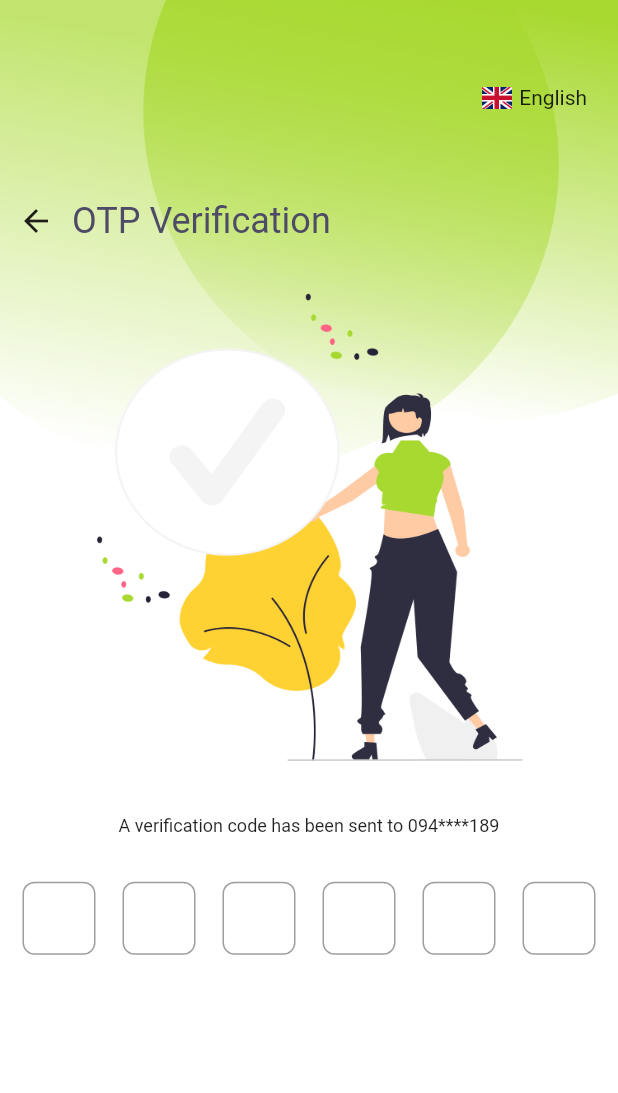
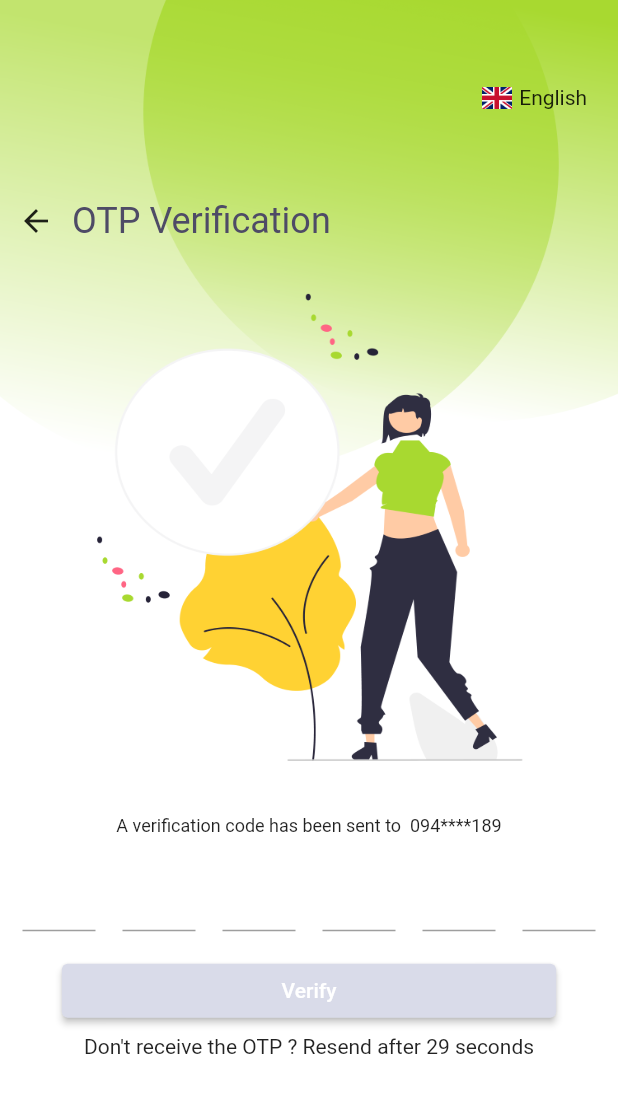
Before and after one commit to NguyenDuyBac1995/wallet_app, a Flutter app: the OtpScreen screen opened by its route, on a phone screen of 412 x 824 dp. Shown: the top 1093 px of the screen. Run offline on Flutter 3.47's test engine with Material 2 defaults, Android fonts, the phone set to English and light mode, and no system bars; our stand-ins replace dio, equatable, firebase_auth, firebase_core, flutter_bloc, fluttertoast and 2 more; accounts and stored records are empty; generated files the repository leaves out were written again; network calls fail.

Commit message:
commit resend OTP

```diff
--- a/lib/features/auth/screens/signin.screen.dart
+++ b/lib/features/auth/screens/signin.screen.dart
@@ -96,7 +96,7 @@ class _SignInScreenState extends State<SignInScreen>
                     child: TextButton(
                       onPressed: () {},
                       child: Text(
-                        context.l10n?.forgotPassword ?? 'Forgot password?',
+                        '${context.l10n?.forgotPassword}',
                         style: const TextStyle(color: Color(0xFFF19465)),
                       ),
                     ),
@@ -117,7 +117,7 @@ class _SignInScreenState extends State<SignInScreen>
                                   Size.fromWidth(
                                       MediaQuery.of(context).size.width *
                                           0.8))),
-                          child: Text(context.l10n?.signIn ?? 'Sign in')),
+                          child: Text('${context.l10n?.signIn}')),
                     ],
                   ),
                 ),
--- a/lib/features/auth/screens/signup.screen.dart
+++ b/lib/features/auth/screens/signup.screen.dart
@@ -213,8 +213,7 @@ class _SignUpScreenState extends State<SignUpScreen>
             flex: 10,
             child: Align(
               alignment: Alignment.topLeft,
-              child: Text(context.l10n?.passwordWarning ??
-                  'Password must be at least 6 characters including numbers, letters and punctuation (like ! and &)'),
+              child: Text('${context.l10n?.passwordWarning}'),
             ),
           ),
           Expanded(
@@ -232,7 +231,7 @@ class _SignUpScreenState extends State<SignUpScreen>
               Expanded(
                 child: Wrap(
                   children: [
-                    Text(context.l10n?.signUpAcceptLabel ?? 'Accept'),
+                    Text('${context.l10n?.signUpAcceptLabel}'),
                     TextButton(
                         onPressed: () {},
                         style: TextButton.styleFrom(
@@ -287,7 +286,7 @@ class _SignUpScreenState extends State<SignUpScreen>
                             : const Color(0xFFD9DBE9)),
                         fixedSize: MaterialStateProperty.all(Size.fromWidth(
                             MediaQuery.of(context).size.width * 0.8))),
-                    child: Text(context.l10n?.signUp ?? 'Sign up')),
+                    child: Text('${context.l10n?.signUp}')),
               ],
             ),
           )
--- a/lib/features/otp/screens/otp.screen.dart
+++ b/lib/features/otp/screens/otp.screen.dart
@@ -1,3 +1,5 @@
+import 'dart:async';
+
 import 'package:big_wallet/features/app/blocs/app.bloc.dart';
 import 'package:big_wallet/features/auth/blocs/auth.bloc.dart';
 import 'package:big_wallet/features/localization/widgets/switch.language.dart';
@@ -17,10 +19,28 @@ class OtpScreen extends StatefulWidget {
 class _OtpScreenState extends State<OtpScreen>
     with SingleTickerProviderStateMixin {
   late final TabController _tabController;
+  late bool _isOtpEntered;
+  late bool _enableResend;
+  late Timer _timer;
+  late int _secondsRemaining;
 
   @override
   void initState() {
     _tabController = TabController(length: 2, vsync: this);
+    _isOtpEntered = false;
+    _enableResend = false;
+    _secondsRemaining = 30;
+    _timer = Timer.periodic(const Duration(seconds: 1), (_) {
+      if (_secondsRemaining > 1) {
+        setState(() {
+          _secondsRemaining--;
+        });
+      } else {
+        setState(() {
+          _enableResend = true;
+        });
+      }
+    });
     super.initState();
   }
 
@@ -28,6 +48,14 @@ class _OtpScreenState extends State<OtpScreen>
   void dispose() {
     super.dispose();
     _tabController.dispose();
+    _timer.cancel();
+  }
+
+  void resend() {
+    setState(() {
+      _secondsRemaining = 30;
+      _enableResend = false;
+    });
   }
 
   @override
@@ -88,8 +116,7 @@ class _OtpScreenState extends State<OtpScreen>
                                     },
                                     icon: const Icon(Icons.arrow_back)),
                                 Text(
-                                  context.l10n?.otpVerification ??
-                                      'OTP Verification',
+                                  '${context.l10n?.otpVerification}',
                                   style: const TextStyle(
                                       color: Color(0xFF4E4B66),
                                       fontSize: 24,
@@ -103,12 +130,13 @@ class _OtpScreenState extends State<OtpScreen>
                           child: Column(
                             children: [
                               Text(
-                                '${context.l10n?.otpSentTo ?? 'A verification code has been sent to'} 094****189',
+                                '${'${context.l10n?.otpSentTo} '} 094****189',
                                 style: const TextStyle(fontSize: 12),
                               ),
+                              const SizedBox(height: 15),
                               Padding(
-                                padding: const EdgeInsets.only(
-                                    left: 15, right: 15, top: 30, bottom: 30),
+                                padding:
+                                    const EdgeInsets.only(left: 15, right: 15),
                                 child: Row(
                                   mainAxisAlignment:
                                       MainAxisAlignment.spaceBetween,
@@ -127,6 +155,41 @@ class _OtpScreenState extends State<OtpScreen>
                                         width: inputWidth, height: inputHeight),
                                   ],
                                 ),
+                              ),
+                              const SizedBox(height: 15),
+                              ElevatedButton(
+                                  onPressed: () {},
+                                  style: ButtonStyle(
+                                      backgroundColor:
+                                          MaterialStateProperty.all(
+                                              _isOtpEntered
+                                                  ? const Color(0xFF262338)
+                                                  : const Color(0xFFD9DBE9)),
+                                      fixedSize: MaterialStateProperty.all(
+                                          Size.fromWidth(MediaQuery.of(context)
+                                                  .size
+                                                  .width *
+                                              0.8))),
+                                  child: Text('${context.l10n?.verify}')),
+                              const SizedBox(height: 5),
+                              Row(
+                                mainAxisAlignment: MainAxisAlignment.center,
+                                children: [
+                                  Text('${context.l10n?.dontReceiveOtp} '),
+                                  _enableResend
+                                      ? TextButton(
+                                          onPressed: () {
+                                            resend();
+                                          },
+                                          child: Text(
+                                            '${context.l10n?.resend}',
+                                            style: const TextStyle(
+                                                color: Color(0xFFF19465)),
+                                          ),
+                                        )
+                                      : Text(
+                                          '${context.l10n?.resend} ${context.l10n?.afterLabel} $_secondsRemaining ${context.l10n?.seconds(_secondsRemaining)}')
+                                ],
                               )
                             ],
                           ))
--- a/lib/features/otp/screens/widgets/otp.input.dart
+++ b/lib/features/otp/screens/widgets/otp.input.dart
@@ -12,11 +12,6 @@ class OtpInputWidget extends StatelessWidget {
         height: width,
         width: height,
         child: TextField(
-          decoration: const InputDecoration(
-              border: OutlineInputBorder(
-            borderSide: BorderSide(width: 0.0, color: Colors.black),
-            borderRadius: BorderRadius.all(Radius.circular(8)),
-          )),
           keyboardType: TextInputType.number,
           textAlign: TextAlign.center,
           inputFormatters: [
--- a/lib/l10n/app_en.arb
+++ b/lib/l10n/app_en.arb
@@ -10,11 +10,21 @@
     "forgotPassword": "Forgot Password?",
     "orLabel": "or",
     "ofLabel": "of",
+    "afterLabel": "after",
     "displayName": "Display name",
     "confirmPassword": "Confirm password",
     "signUpAcceptLabel": "Accept",
     "termsOfService": "The terms and conditions",
     "passwordWarning": "Password must be at least 8 characters including numbers, letters and punctuation (like ! and &)",
     "otpVerification": "OTP Verification",
-    "otpSentTo": "A verification code has been sent to"
+    "otpSentTo": "A verification code has been sent to",
+    "verify": "Verify",
+    "dontReceiveOtp": "Don't receive the OTP ?",
+    "resend": "Resend",
+    "seconds": "{count,plural, =0{second}=1{second}other{seconds}}",
+    "@seconds": {
+        "placeholders": {
+            "count": {}
+        }
+    }
 }
--- a/lib/l10n/app_vi.arb
+++ b/lib/l10n/app_vi.arb
@@ -10,11 +10,21 @@
     "forgotPassword": "Quên mật khẩu?",
     "orLabel": "hoặc",
     "ofLabel": "của",
+    "afterLabel": "sau",
     "displayName": "Tên hiển thị",
     "confirmPassword": "Xác nhận mật khẩu",
     "signUpAcceptLabel": "Đồng ý với các",
     "termsOfService": "Điều khoản dịch vụ",
     "passwordWarning": "Mật khẩu có tối thiếu 8 ký tự bao gồm số, chữ cái và dấu chấm câu (như ! và &)",
     "otpVerification": "Xác thực mã OTP",
-    "otpSentTo": "Mã xác thực đã được gửi tới"
+    "otpSentTo": "Mã xác thực đã được gửi tới",
+    "verify": "Xác nhận",
+    "dontReceiveOtp": "Không nhận được OTP ?",
+    "resend": "Gửi lại",
+    "seconds": "{count,plural, =0{giây}=1{giây}other{giây}}",
+    "@seconds": {
+        "placeholders": {
+            "count": {}
+        }
+    }
 }
```
